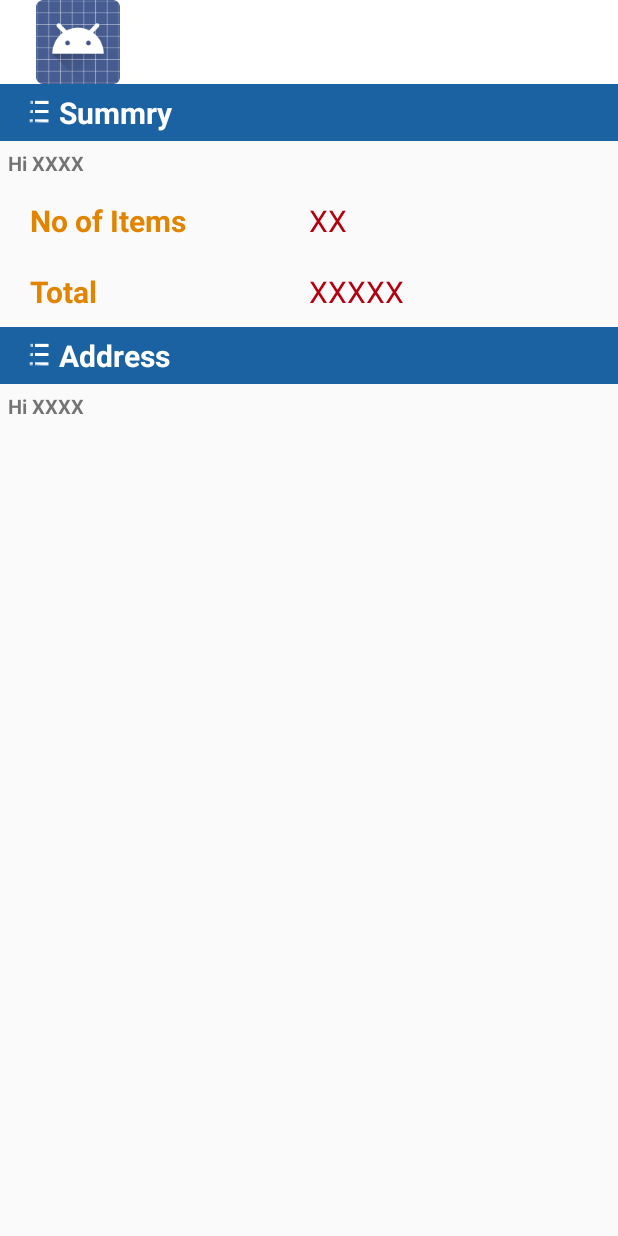
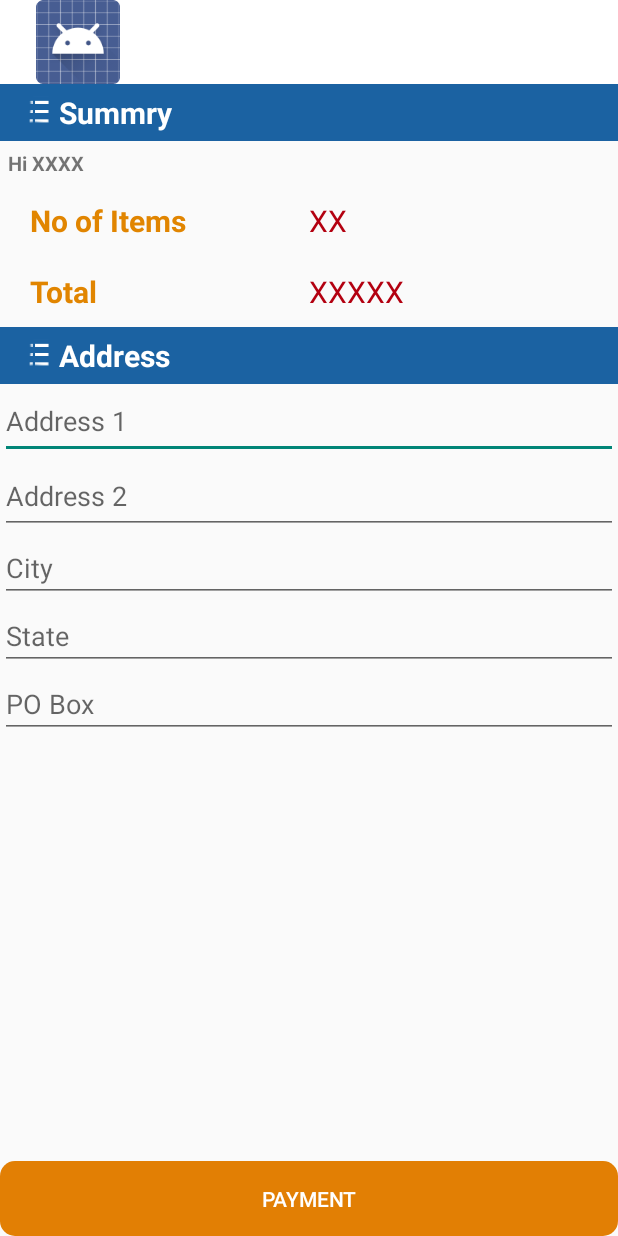
Before and after one commit to Anilugale/Motarpart, an Android app: the Summry screen opened directly, with no data from a screen before it, on a phone screen of 412 x 824 dp. Run offline under Robolectric (Android 15) with nearby library versions, the phone set to English and light mode, and no system bars.

Commit message:
From home 11 jan

```diff
--- a/app/src/main/java/app/motaroart/com/motarpart/NavigationDrawerFragment.java
+++ b/app/src/main/java/app/motaroart/com/motarpart/NavigationDrawerFragment.java
@@ -105,7 +105,7 @@ public class NavigationDrawerFragment extends Fragment implements View.OnClickLi
         category = (Spinner) rootView.findViewById(R.id.s_sub);
         Button b = (Button) rootView.findViewById(R.id.main_seach_drawer);
         b.setOnClickListener(this);
-        new DownloadData().execute();
+    //    new DownloadData().execute();
 
 
 
--- a/app/src/main/res/layout/activity_summry.xml
+++ b/app/src/main/res/layout/activity_summry.xml
@@ -1,9 +1,15 @@
-<LinearLayout xmlns:android="http://schemas.android.com/apk/res/android"
+<RelativeLayout xmlns:android="http://schemas.android.com/apk/res/android"
     xmlns:tools="http://schemas.android.com/tools" android:layout_width="match_parent"
     android:layout_height="match_parent"
     android:orientation="vertical"
     tools:context="app.motaroart.com.motarpart.Summry">
 
+
+    <LinearLayout
+        android:id="@+id/first"
+        android:orientation="vertical"
+        android:layout_width="match_parent"
+        android:layout_height="wrap_content">
         <TextView
 
             android:layout_width="match_parent"
@@ -28,7 +34,10 @@
             android:padding="5dp"
             android:textStyle="bold"
             />
+    </LinearLayout>
     <LinearLayout
+        android:layout_below="@+id/first"
+        android:id="@+id/secound"
         android:padding="10dp"
         android:orientation="horizontal"
         android:layout_width="match_parent"
@@ -55,6 +64,8 @@
     </LinearLayout>
 
     <LinearLayout
+        android:id="@+id/thrd"
+        android:layout_below="@+id/secound"
         android:padding="10dp"
         android:orientation="horizontal"
         android:layout_width="match_parent"
@@ -81,6 +92,11 @@
 
 
     </LinearLayout>
+    <LinearLayout
+        android:orientation="vertical"
+        android:layout_below="@+id/thrd"
+        android:layout_width="match_parent"
+        android:layout_height="wrap_content">
         <TextView
             android:layout_width="match_parent"
             android:layout_height="wrap_content"
@@ -96,14 +112,39 @@
             android:background="#1B62A2"
             />
 
+        <EditText
+            android:id="@+id/address1"
+            android:layout_height="50dp"
+            android:hint="Address 1"
+            android:layout_width="match_parent" />
+        <EditText
+            android:id="@+id/address2"
+            android:layout_height="50dp"
+            android:hint="Address 2"
+            android:layout_width="match_parent" />
+        <EditText
+            android:id="@+id/city"
+            android:layout_height="wrap_content"
+            android:hint="City"
+            android:layout_width="match_parent" />
+        <EditText
+            android:id="@+id/state"
+            android:layout_height="wrap_content"
+            android:hint="State"
+            android:layout_width="match_parent" />
 
-    <TextView
-        android:id="@+id/po_code"
-        android:layout_width="wrap_content"
+        <EditText
+            android:id="@+id/pobox"
             android:layout_height="wrap_content"
-        android:text="Hi XXXX"
-        android:textSize="13sp"
-        android:padding="5dp"
-        android:textStyle="bold"
-        />
+            android:hint="PO Box"
+            android:layout_width="match_parent" />
+
     </LinearLayout>
+    <Button
+        android:layout_alignParentBottom="true"
+        android:textColor="#fff"
+        android:background="@drawable/btn_back"
+        android:text="Payment"
+        android:layout_width="match_parent"
+        android:layout_height="50dp" />
+</RelativeLayout>
```
Also changed, not shown: app/src/main/java/app/motaroart/com/motarpart/Cart.java (+6 -18 lines), app/src/main/java/app/motaroart/com/motarpart/OrderDetailed.java (deleted, +0 -39 lines), app/src/main/java/app/motaroart/com/motarpart/Summry.java (+24 -6 lines), app/src/main/java/app/motaroart/com/motarpart/adapter/CartAdapter.java (+15 -6 lines), app/src/main/java/app/motaroart/com/motarpart/pojo/User.java (+48 -0 lines), app/src/main/java/app/motaroart/com/motarpart/services/WebServiceCall.java (+19 -1 lines), 3 other files. Lines whose indentation alone changed are shown as unchanged.
